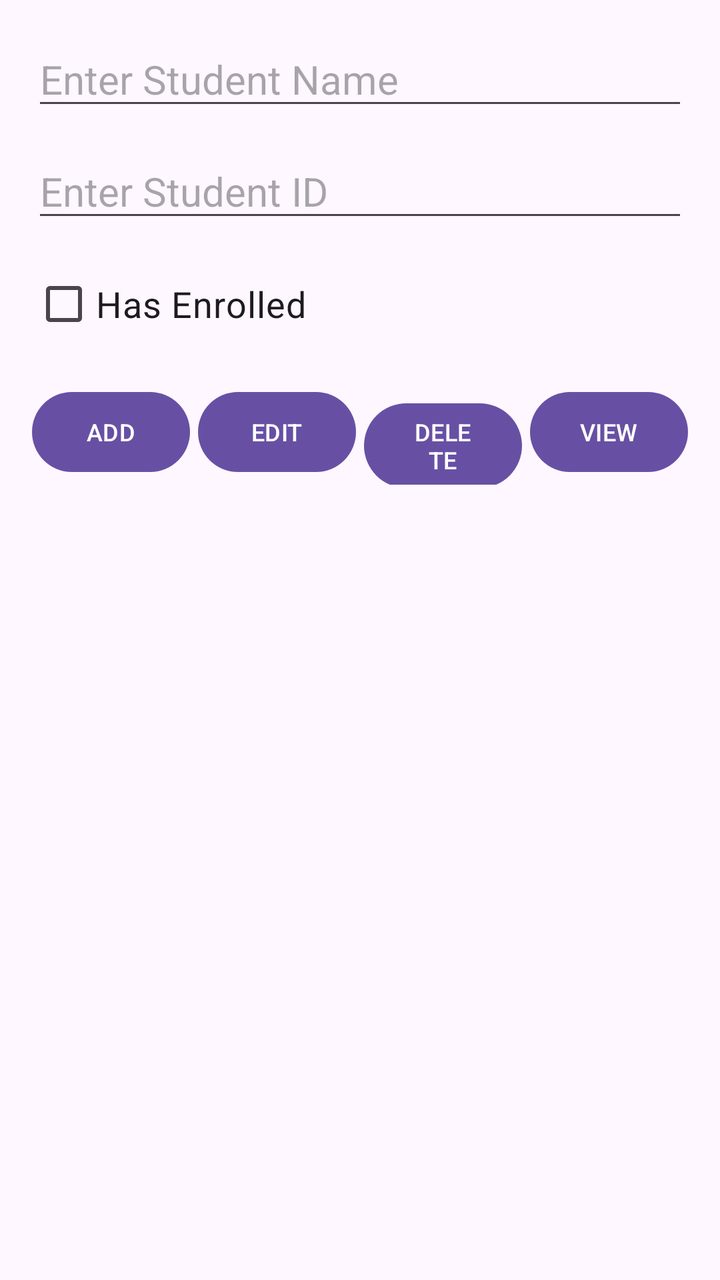
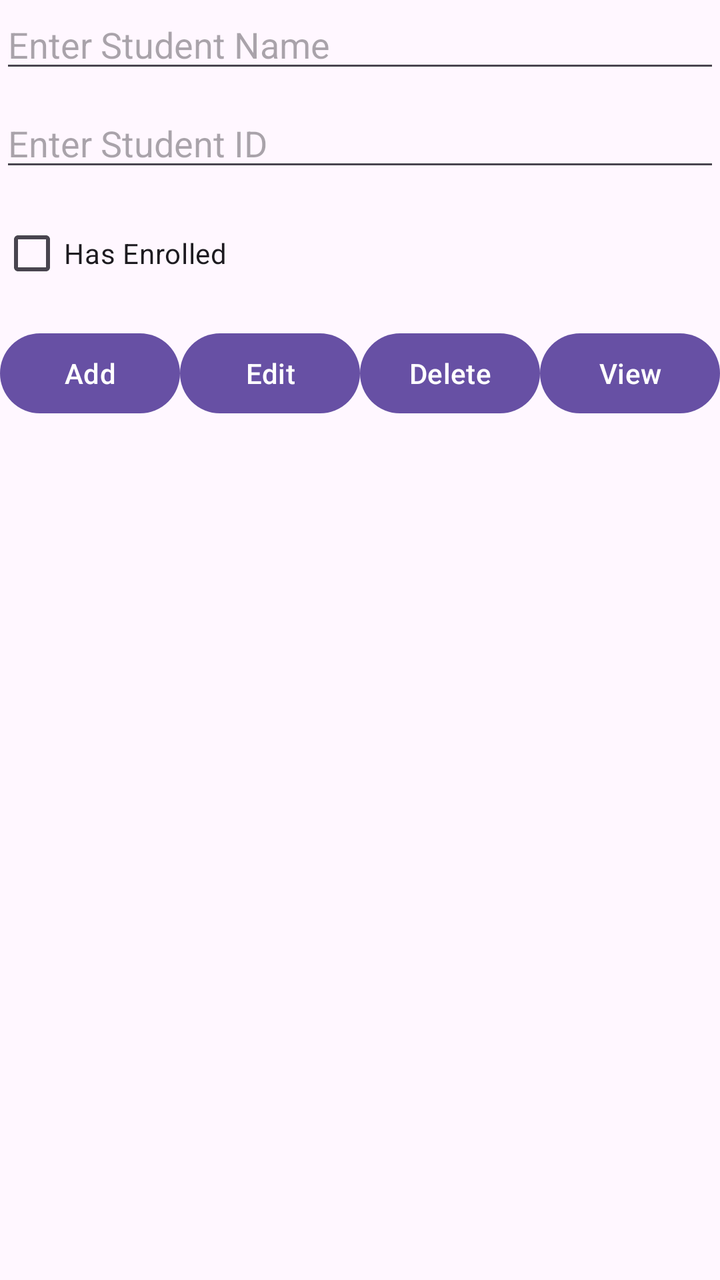

Two renders of the same Android screen: before a commit and after it. Below are the layout's source before the change and the commit's diff.
<!-- AndroidManifest.xml: application theme Theme.MidExam -->
<!-- res/layout/activity_main.xml -->
<?xml version="1.0" encoding="utf-8"?>
<LinearLayout xmlns:android="http://schemas.android.com/apk/res/android"
    android:layout_width="match_parent"
    android:layout_height="match_parent"
    android:orientation="vertical"
    android:padding="16dp">

    <EditText
        android:id="@+id/etName"
        android:layout_width="match_parent"
        android:layout_height="wrap_content"
        android:hint="Enter Student Name"
        android:inputType="textPersonName"
        android:textSize="20sp" />

    <EditText
        android:id="@+id/etId"
        android:layout_width="match_parent"
        android:layout_height="wrap_content"
        android:layout_marginTop="12dp"
        android:hint="Enter Student ID"
        android:inputType="number"
        android:textSize="20sp" />

    <CheckBox
        android:id="@+id/cbEnrolled"
        android:layout_width="wrap_content"
        android:layout_height="wrap_content"
        android:layout_marginTop="12dp"
        android:text="Has Enrolled"
        android:textSize="18sp" />

    <LinearLayout
        android:layout_width="match_parent"
        android:layout_height="wrap_content"
        android:layout_marginTop="16dp"
        android:orientation="horizontal">

        <Button
            android:id="@+id/btnAdd"
            android:layout_width="0dp"
            android:layout_height="wrap_content"
            android:layout_marginEnd="4dp"
            android:layout_weight="1"
            android:text="ADD"
            android:textSize="12sp" />

        <Button
            android:id="@+id/btnEdit"
            android:layout_width="0dp"
            android:layout_height="wrap_content"
            android:layout_marginEnd="4dp"
            android:layout_weight="1"
            android:text="EDIT"
            android:textSize="12sp" />

        <Button
            android:id="@+id/btnDelete"
            android:layout_width="0dp"
            android:layout_height="wrap_content"
            android:layout_marginEnd="4dp"
            android:layout_weight="1"
            android:text="DELETE"
            android:textSize="12sp" />

        <Button
            android:id="@+id/btnView"
            android:layout_width="0dp"
            android:layout_height="wrap_content"
            android:layout_weight="1"
            android:text="VIEW"
            android:textSize="12sp" />
    </LinearLayout>

    <ListView
        android:id="@+id/listView"
        android:layout_width="match_parent"
        android:layout_height="0dp"
        android:layout_marginTop="16dp"
        android:layout_weight="1" />

</LinearLayout>
<!-- resources referenced by this layout -->
<resources>
  <style name="Theme.MidExam" parent="Base.Theme.MidExam" />
  <style name="Base.Theme.MidExam" parent="Theme.Material3.DayNight.NoActionBar">
          
          
      </style>
</resources>

<!-- the commit's change to res/layout/activity_main.xml (unified diff, before → after) -->
@@ -1,26 +1,33 @@
 <?xml version="1.0" encoding="utf-8"?>
-<LinearLayout xmlns:android="http://schemas.android.com/apk/res/android"
+<androidx.constraintlayout.widget.ConstraintLayout xmlns:android="http://schemas.android.com/apk/res/android"
+    xmlns:app="http://schemas.android.com/apk/res-auto"
+    xmlns:tools="http://schemas.android.com/tools"
+    android:id="@+id/main"
     android:layout_width="match_parent"
     android:layout_height="match_parent"
-    android:orientation="vertical"
-    android:padding="16dp">
+    android:background="#FFF7FF"
+    tools:context=".MainActivity">
 
     <EditText
         android:id="@+id/etName"
-        android:layout_width="match_parent"
+        android:layout_width="0dp"
         android:layout_height="wrap_content"
         android:hint="Enter Student Name"
         android:inputType="textPersonName"
-        android:textSize="20sp" />
+        app:layout_constraintTop_toTopOf="parent"
+        app:layout_constraintStart_toStartOf="parent"
+        app:layout_constraintEnd_toEndOf="parent" />
 
     <EditText
-        android:id="@+id/etId"
-        android:layout_width="match_parent"
+        android:id="@+id/etStudentId"
+        android:layout_width="0dp"
         android:layout_height="wrap_content"
-        android:layout_marginTop="12dp"
+        android:layout_marginTop="8dp"
         android:hint="Enter Student ID"
         android:inputType="number"
-        android:textSize="20sp" />
+        app:layout_constraintTop_toBottomOf="@id/etName"
+        app:layout_constraintStart_toStartOf="parent"
+        app:layout_constraintEnd_toEndOf="parent" />
 
     <CheckBox
         android:id="@+id/cbEnrolled"
@@ -28,55 +35,41 @@
         android:layout_height="wrap_content"
         android:layout_marginTop="12dp"
         android:text="Has Enrolled"
-        android:textSize="18sp" />
+        app:layout_constraintTop_toBottomOf="@id/etStudentId"
+        app:layout_constraintStart_toStartOf="parent" />
 
     <LinearLayout
-        android:layout_width="match_parent"
+        android:id="@+id/buttonRow"
+        android:layout_width="0dp"
         android:layout_height="wrap_content"
-        android:layout_marginTop="16dp"
-        android:orientation="horizontal">
+        android:layout_marginTop="12dp"
+        android:orientation="horizontal"
+        app:layout_constraintTop_toBottomOf="@id/cbEnrolled"
+        app:layout_constraintStart_toStartOf="parent"
+        app:layout_constraintEnd_toEndOf="parent">
 
-        <Button
-            android:id="@+id/btnAdd"
-            android:layout_width="0dp"
-            android:layout_height="wrap_content"
-            android:layout_marginEnd="4dp"
-            android:layout_weight="1"
-            android:text="ADD"
-            android:textSize="12sp" />
-
-        <Button
-            android:id="@+id/btnEdit"
-            android:layout_width="0dp"
-            android:layout_height="wrap_content"
-            android:layout_marginEnd="4dp"
-            android:layout_weight="1"
-            android:text="EDIT"
-            android:textSize="12sp" />
-
-        <Button
-            android:id="@+id/btnDelete"
-            android:layout_width="0dp"
-            android:layout_height="wrap_content"
-            android:layout_marginEnd="4dp"
-            android:layout_weight="1"
-            android:text="DELETE"
-            android:textSize="12sp" />
-
-        <Button
-            android:id="@+id/btnView"
-            android:layout_width="0dp"
-            android:layout_height="wrap_content"
-            android:layout_weight="1"
-            android:text="VIEW"
-            android:textSize="12sp" />
+        <Button android:id="@+id/btnAdd"
+            android:layout_width="0dp" android:layout_height="wrap_content"
+            android:layout_weight="1" android:text="Add" />
+        <Button android:id="@+id/btnEdit"
+            android:layout_width="0dp" android:layout_height="wrap_content"
+            android:layout_weight="1" android:text="Edit" />
+        <Button android:id="@+id/btnDelete"
+            android:layout_width="0dp" android:layout_height="wrap_content"
+            android:layout_weight="1" android:text="Delete" />
+        <Button android:id="@+id/btnView"
+            android:layout_width="0dp" android:layout_height="wrap_content"
+            android:layout_weight="1" android:text="View" />
     </LinearLayout>
 
     <ListView
-        android:id="@+id/listView"
-        android:layout_width="match_parent"
+        android:id="@+id/lvStudents"
+        android:layout_width="0dp"
         android:layout_height="0dp"
-        android:layout_marginTop="16dp"
-        android:layout_weight="1" />
+        android:layout_marginTop="8dp"
+        app:layout_constraintTop_toBottomOf="@id/buttonRow"
+        app:layout_constraintBottom_toBottomOf="parent"
+        app:layout_constraintStart_toStartOf="parent"
+        app:layout_constraintEnd_toEndOf="parent" />
 
-</LinearLayout>
+</androidx.constraintlayout.widget.ConstraintLayout>
